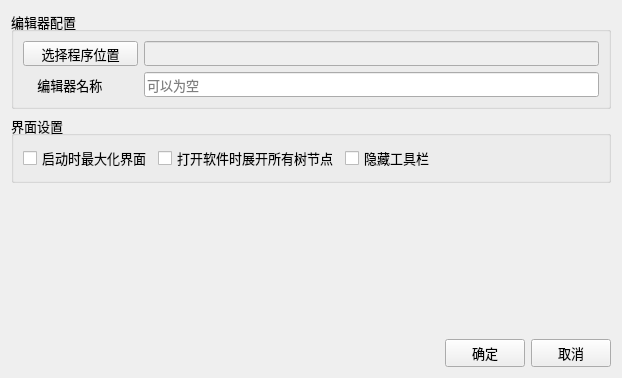
Above: PathManagerPlus/ui/config_form.ui from suifengpiaoyang/PathManagerPlus before the change. Below: the same form after it.
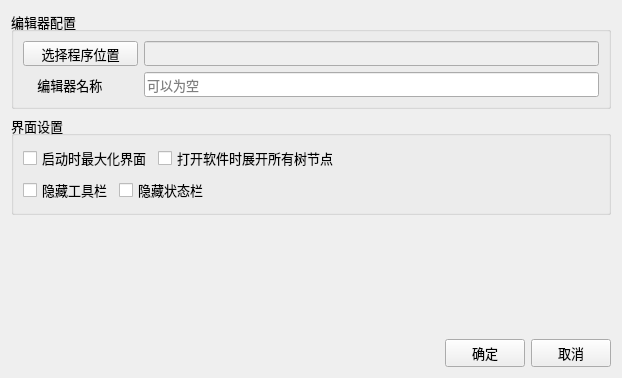
That is the form after the change.

Commit message: 新增隐藏状态栏功能

The edit to the form file:
```diff
--- a/PathManagerPlus/ui/config_form.ui
+++ b/PathManagerPlus/ui/config_form.ui
@@ -93,6 +93,8 @@
      <property name="title">
       <string>界面设置</string>
      </property>
+     <layout class="QVBoxLayout" name="verticalLayout_2">
+      <item>
      <layout class="QHBoxLayout" name="horizontalLayout_4">
       <item>
        <widget class="QCheckBox" name="maximizeWindow">
@@ -108,13 +110,6 @@
         </property>
        </widget>
       </item>
-      <item>
-       <widget class="QCheckBox" name="hideToolbar">
-        <property name="text">
-         <string>隐藏工具栏</string>
-        </property>
-       </widget>
-      </item>
       <item>
        <spacer name="horizontalSpacer_2">
         <property name="orientation">
@@ -127,6 +122,39 @@
          </size>
         </property>
        </spacer>
+        </item>
+       </layout>
+      </item>
+      <item>
+       <layout class="QHBoxLayout" name="horizontalLayout_5">
+        <item>
+         <widget class="QCheckBox" name="hideToolbar">
+          <property name="text">
+           <string>隐藏工具栏</string>
+          </property>
+         </widget>
+        </item>
+        <item>
+         <widget class="QCheckBox" name="hideStatusBar">
+          <property name="text">
+           <string>隐藏状态栏</string>
+          </property>
+         </widget>
+        </item>
+        <item>
+         <spacer name="horizontalSpacer_3">
+          <property name="orientation">
+           <enum>Qt::Horizontal</enum>
+          </property>
+          <property name="sizeHint" stdset="0">
+           <size>
+            <width>40</width>
+            <height>20</height>
+           </size>
+          </property>
+         </spacer>
+        </item>
+       </layout>
       </item>
      </layout>
     </widget>
```
Lines whose indentation alone changed are shown as unchanged. The commit also changes 1 other file.
